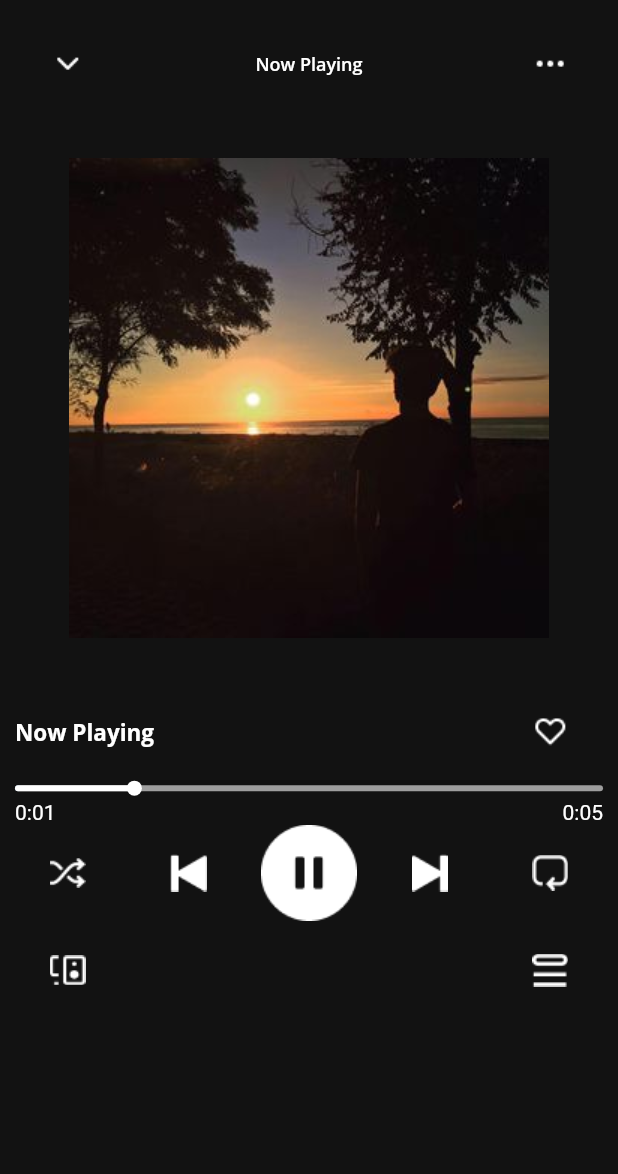
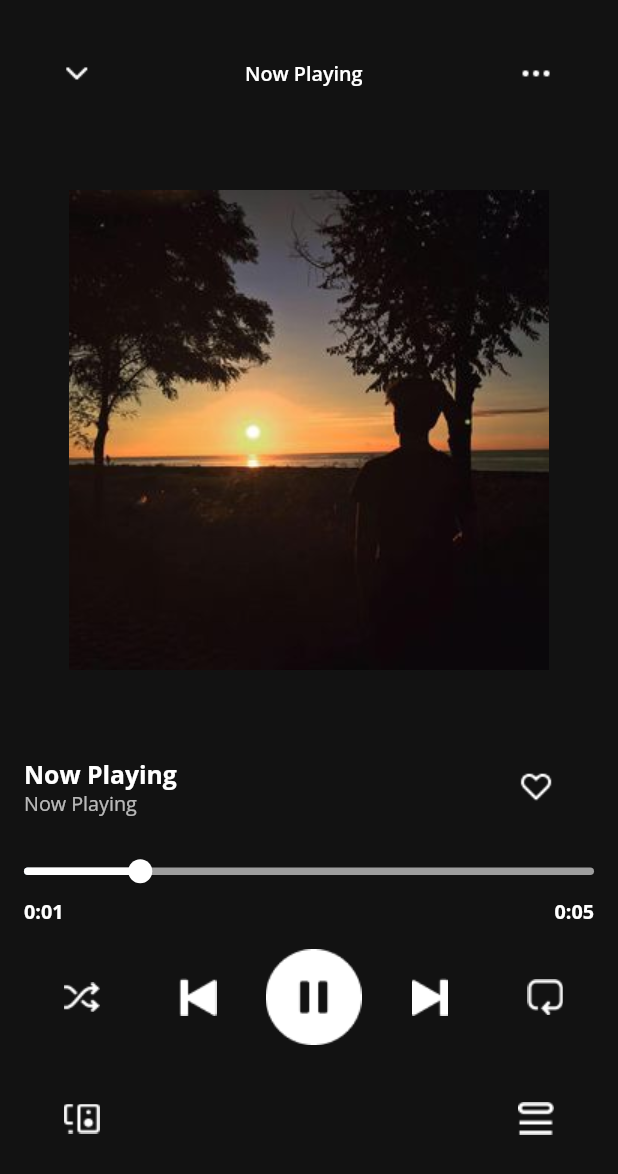
Before and after one commit to furkankalafat/spotify-clone, a Flutter app: the PlayerView screen opened directly, on a phone screen of 412 x 824 dp. Shown: the top 1174 px of the screen. Run offline on Flutter 3.47's test engine with Material 2 defaults, Android fonts, the phone set to English and light mode, and no system bars; drawn by our look-alikes of audio_video_progress_bar; our stand-ins replace easy_localization, flutter_screenutil, get, google_fonts; statements that could not run were skipped.

Commit message:
Finalize layout

```diff
--- a/lib/presentation/pages/player_page/view/player_view.dart
+++ b/lib/presentation/pages/player_page/view/player_view.dart
@@ -15,19 +15,26 @@ class PlayerView extends StatelessWidget {
   Widget build(BuildContext context) {
     return Scaffold(
       backgroundColor: AppColor.instance.spotifyDark,
-      body: Padding(
-        padding: const EdgeInsets.all(10.0),
-        child: Column(
-          children: const <Widget>[
-            TopBarControls(),
-            AlbumCard(),
-            TitlePlaying(),
-            AudioProgressBar(),
-            PlayerControls(),
-            BottomControls()
-          ],
+      body: SafeArea(
+        child: Padding(
+          padding: const EdgeInsets.all(16.0),
+          child: _buildPlayer()
         ),
       ),
     );
   }
 }
+
+Widget _buildPlayer() {
+  return Wrap(
+    runSpacing: 15,
+    children: <Widget>[
+      TopBarControls(),
+      AlbumCard(),
+      TitlePlaying(),
+      AudioProgressBar(),
+      PlayerControls(),
+      BottomControls(),
+    ],
+  );
+}
--- a/lib/presentation/pages/player_page/view/widgets/album_card.dart
+++ b/lib/presentation/pages/player_page/view/widgets/album_card.dart
@@ -7,8 +7,7 @@ class AlbumCard extends StatelessWidget {
   @override
   Widget build(BuildContext context) {
     return SizedBox(
-      width: 512.w,
-      height: 375.h,
+      width: 375.w,
       child: Image.asset(
         "assets/images/profile_photo.png",
       ),
--- a/lib/presentation/pages/player_page/view/widgets/bottom_controls.dart
+++ b/lib/presentation/pages/player_page/view/widgets/bottom_controls.dart
@@ -1,4 +1,5 @@
 import 'package:flutter/material.dart';
+import 'package:flutter_screenutil/flutter_screenutil.dart';
 
 import '../../../../app_components/widgets/app_asset_button.dart';
 import '../../../../app_ui/app_color/app_color.dart';
@@ -12,8 +13,8 @@ class BottomControls extends StatelessWidget {
     return Row(
       mainAxisAlignment: MainAxisAlignment.spaceBetween,
       children: <Widget>[
-        AppAssetButton(path: AppImage.instance.iconDevices, width: 64, height: 64, color: AppColor.instance.spotifyWhite),
-        AppAssetButton(path: AppImage.instance.iconListPlaying, width: 64, height: 64, color: AppColor.instance.spotifyWhite)
+        AppAssetButton(path: AppImage.instance.iconDevices, width: 64.w, height: 64.h, color: AppColor.instance.spotifyWhite),
+        AppAssetButton(path: AppImage.instance.iconListPlaying, width: 64.w, height: 64.h, color: AppColor.instance.spotifyWhite)
       ],
     );
   }
--- a/lib/presentation/pages/player_page/view/widgets/player_controls.dart
+++ b/lib/presentation/pages/player_page/view/widgets/player_controls.dart
@@ -1,4 +1,5 @@
 import 'package:flutter/material.dart';
+import 'package:flutter_screenutil/flutter_screenutil.dart';
 
 import '../../../../app_components/widgets/app_asset_button.dart';
 import '../../../../app_components/widgets/clickable_container.dart';
@@ -13,13 +14,15 @@ class PlayerControls extends StatelessWidget {
     return Row(
       mainAxisAlignment: MainAxisAlignment.spaceBetween,
       children: <Widget>[
-        AppAssetButton(path: AppImage.instance.iconShuffle, width: 64, height: 64, color: AppColor.instance.spotifyWhite),
-        AppAssetButton(path: AppImage.instance.iconBack, width: 64, height: 64, color: AppColor.instance.spotifyWhite),
+        AppAssetButton(path: AppImage.instance.iconShuffle, width: 64.w, height: 64.h, color: AppColor.instance.spotifyWhite),
+        AppAssetButton(path: AppImage.instance.iconBack, width: 64.w, height: 64.h, color: AppColor.instance.spotifyWhite),
         ClickableContainer(
-            onTap: () {},
-            child: AppAssetButton(path: AppImage.instance.iconPause, width: 64, height: 64)),
-        AppAssetButton(path: AppImage.instance.iconSkip, width: 64, height: 64, color: AppColor.instance.spotifyWhite),
-        AppAssetButton(path: AppImage.instance.iconRepeat, width: 64, height: 64, color: AppColor.instance.spotifyWhite)
+            onTap: () {
+              debugPrint("Paused");
+            },
+            child: AppAssetButton(path: AppImage.instance.iconPause, width: 64.w, height: 64.h)),
+        AppAssetButton(path: AppImage.instance.iconSkip, width: 64.w, height: 64.h, color: AppColor.instance.spotifyWhite),
+        AppAssetButton(path: AppImage.instance.iconRepeat, width: 64.w, height: 64.h, color: AppColor.instance.spotifyWhite)
       ],
     );
   }
--- a/lib/presentation/pages/player_page/view/widgets/progress_bar.dart
+++ b/lib/presentation/pages/player_page/view/widgets/progress_bar.dart
@@ -1,5 +1,7 @@
 import 'package:audio_video_progress_bar/audio_video_progress_bar.dart';
 import 'package:flutter/material.dart';
+import 'package:flutter_screenutil/flutter_screenutil.dart';
+import 'package:google_fonts/google_fonts.dart';
 
 import '../../../../app_ui/app_color/app_color.dart';
 
@@ -17,12 +19,14 @@ class _AudioProgressBarState extends State<AudioProgressBar> {
       progressBarColor: AppColor.instance.spotifyWhite,
       baseBarColor: Colors.grey,
       thumbColor: AppColor.instance.spotifyWhite,
-      barHeight: 4,
-      thumbRadius: 5,
-      timeLabelTextStyle: TextStyle(
+      barHeight: 5,
+      thumbRadius: 8,
+      timeLabelTextStyle: GoogleFonts.openSans(
         color: AppColor.instance.spotifyWhite,
+        fontWeight: FontWeight.w700,
+        fontSize: 12.sp,
       ),
-      timeLabelPadding: 3,
+      timeLabelPadding: 10,
       progress: Duration(milliseconds: 1000),
       total: Duration(milliseconds: 5000),
       onSeek: (duration) {
--- a/lib/presentation/pages/player_page/view/widgets/title_playing.dart
+++ b/lib/presentation/pages/player_page/view/widgets/title_playing.dart
@@ -1,4 +1,5 @@
 import 'package:flutter/material.dart';
+import 'package:flutter_screenutil/flutter_screenutil.dart';
 import 'package:google_fonts/google_fonts.dart';
 
 import '../../../../../core/components/text/locale_text.dart';
@@ -16,20 +17,36 @@ class TitlePlaying extends StatelessWidget {
     return Row(
       mainAxisAlignment: MainAxisAlignment.spaceBetween,
       children: <Widget>[
-        LocaleText(
-          LocaleKeys.now_playing,
-          textStyle: GoogleFonts.openSans(
-            color: Colors.white,
-            fontWeight: FontWeight.bold,
-            fontSize: 15,
+        Expanded(
+          child: Column(
+            crossAxisAlignment: CrossAxisAlignment.start,
+            children: [
+              LocaleText(
+                LocaleKeys.now_playing,
+                maxLines: 2,
+                textStyle: GoogleFonts.openSans(
+                  color: Colors.white,
+                  fontWeight: FontWeight.bold,
+                  fontSize: 15.sp,
+                ),
+              ),
+              LocaleText(
+                LocaleKeys.now_playing,
+                maxLines: 2,
+                textStyle: GoogleFonts.openSans(
+                  color: Colors.white70,
+                  fontSize: 12.sp,
+                ),
+              ),
+            ],
           ),
         ),
         ClickableContainer(
           onTap: () {},
           child: AppAssetButton(
             path: AppImage.instance.iconHeartOutlined,
-            width: 64,
-            height: 64,
+            width: 64.w,
+            height: 64.h,
             color: AppColor.instance.spotifyWhite,
           ),
         )
--- a/lib/presentation/pages/player_page/view/widgets/top_bar_controls.dart
+++ b/lib/presentation/pages/player_page/view/widgets/top_bar_controls.dart
@@ -1,4 +1,5 @@
 import 'package:flutter/material.dart';
+import 'package:flutter_screenutil/flutter_screenutil.dart';
 import 'package:google_fonts/google_fonts.dart';
 
 import '../../../../../core/components/text/locale_text.dart';
@@ -22,15 +23,15 @@ class TopBarControls extends StatelessWidget {
           textStyle: GoogleFonts.openSans(
             color: AppColor.instance.spotifyWhite,
             fontWeight: FontWeight.w600,
-            fontSize: 12,
+            fontSize: 12.sp,
           ),
         ),
         ClickableContainer(
           onTap: () {},
           child: AppAssetButton(
             path: AppImage.instance.iconMenuDots,
-            width: 64,
-            height: 64,
+            width: 64.w,
+            height: 64.h,
             color: AppColor.instance.spotifyWhite,
           ),
         ),
```
